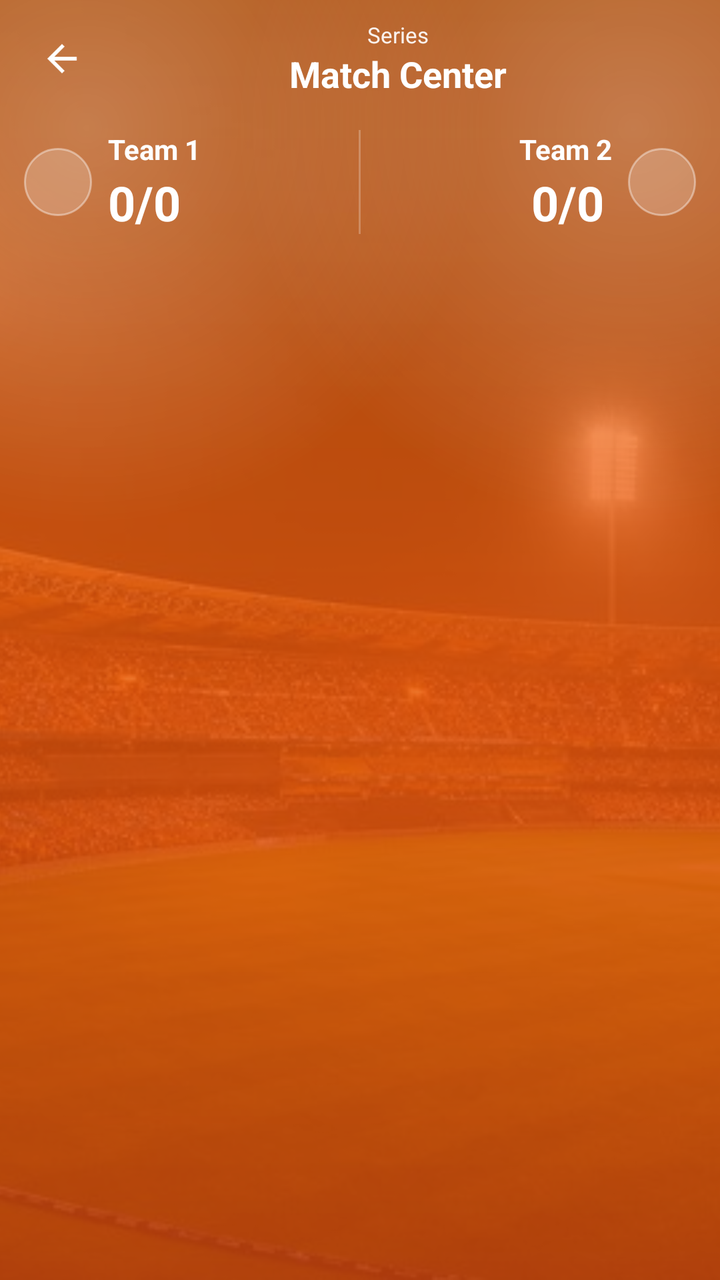
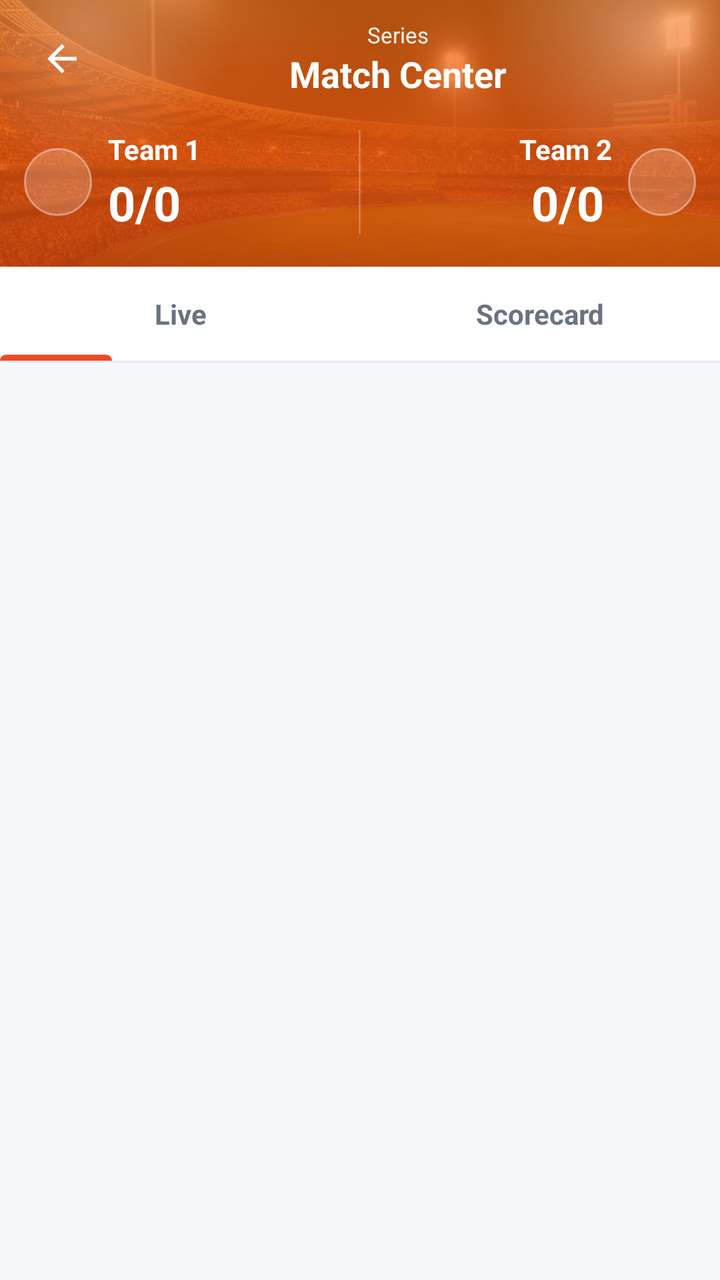

The first picture is an Android layout as it rendered before a commit; the second is the same layout after the commit. The layout source and the unified diff follow.
<!-- AndroidManifest.xml: activity theme AppTheme -->
<!-- res/layout/activity_match_center.xml -->
<?xml version="1.0" encoding="utf-8"?>
<LinearLayout xmlns:android="http://schemas.android.com/apk/res/android"
    android:id="@+id/mc_root"
    android:layout_width="match_parent"
    android:layout_height="match_parent"
    android:orientation="vertical"
    android:background="@color/cmp_surface_alt">

    
    <FrameLayout
        android:id="@+id/mc_header"
        android:layout_width="match_parent"
        android:layout_height="wrap_content">

        <ImageView
            android:id="@+id/mc_hero_bg"
            android:layout_width="match_parent"
            android:layout_height="match_parent"
            android:scaleType="centerCrop"
            android:contentDescription="@null"
            android:importantForAccessibility="no"
            android:src="@drawable/bg_cmp_stadium_photo" />

        <View
            android:layout_width="match_parent"
            android:layout_height="match_parent"
            android:background="@drawable/bg_cmp_hero_overlay" />

        <LinearLayout
            android:id="@+id/mc_header_content"
            android:layout_width="match_parent"
            android:layout_height="wrap_content"
            android:orientation="vertical"
            android:paddingStart="12dp"
            android:paddingEnd="12dp"
            android:paddingTop="10dp"
            android:paddingBottom="16dp">

        
        <LinearLayout
            android:layout_width="match_parent"
            android:layout_height="wrap_content"
            android:orientation="horizontal"
            android:gravity="center_vertical">

            <ImageView
                android:id="@+id/mc_back"
                android:layout_width="38dp"
                android:layout_height="38dp"
                android:padding="8dp"
                android:contentDescription="Back"
                android:src="@drawable/ic_arrowwhite_back" />

            <LinearLayout
                android:layout_width="0dp"
                android:layout_height="wrap_content"
                android:layout_weight="1"
                android:orientation="vertical"
                android:gravity="center">

                <TextView
                    android:id="@+id/mc_series"
                    android:layout_width="wrap_content"
                    android:layout_height="wrap_content"
                    android:maxLines="1"
                    android:ellipsize="end"
                    android:gravity="center"
                    android:text="Series"
                    android:textColor="#FFFFFF"
                    android:textSize="11sp"
                    android:alpha="0.92" />

                <TextView
                    android:id="@+id/mc_title"
                    android:layout_width="wrap_content"
                    android:layout_height="wrap_content"
                    android:maxLines="1"
                    android:ellipsize="end"
                    android:gravity="center"
                    android:text="Match Center"
                    android:textColor="#FFFFFF"
                    android:textSize="18sp"
                    android:textStyle="bold" />
            </LinearLayout>

            
            <LinearLayout
                android:id="@+id/mc_live_badge"
                android:layout_width="wrap_content"
                android:layout_height="wrap_content"
                android:orientation="horizontal"
                android:gravity="center_vertical"
                android:background="@drawable/bg_cmp_live_badge"
                android:paddingStart="8dp"
                android:paddingEnd="9dp"
                android:paddingTop="4dp"
                android:paddingBottom="4dp"
                android:visibility="gone">

                <View
                    android:layout_width="6dp"
                    android:layout_height="6dp"
                    android:layout_marginEnd="5dp"
                    android:background="@drawable/bg_cmp_live_dot" />

                <TextView
                    android:layout_width="wrap_content"
                    android:layout_height="wrap_content"
                    android:includeFontPadding="false"
                    android:letterSpacing="0.12"
                    android:text="LIVE"
                    android:textColor="#FFFFFF"
                    android:textSize="11sp"
                    android:textStyle="bold" />
            </LinearLayout>
        </LinearLayout>

        
        <LinearLayout
            android:layout_width="match_parent"
            android:layout_height="wrap_content"
            android:orientation="horizontal"
            android:gravity="center_vertical"
            android:layout_marginTop="16dp">

            
            <LinearLayout
                android:layout_width="0dp"
                android:layout_height="wrap_content"
                android:layout_weight="1"
                android:orientation="horizontal"
                android:gravity="center_vertical">

                <ImageView
                    android:id="@+id/mc_team1_flag"
                    android:layout_width="34dp"
                    android:layout_height="34dp"
                    android:layout_marginEnd="8dp"
                    android:scaleType="centerCrop"
                    android:background="@drawable/bg_cmp_flag_circle"
                    android:contentDescription="Team 1 flag" />

                <LinearLayout
                    android:layout_width="0dp"
                    android:layout_height="wrap_content"
                    android:layout_weight="1"
                    android:orientation="vertical">

                    <TextView
                        android:id="@+id/mc_team1_name"
                        android:layout_width="match_parent"
                        android:layout_height="wrap_content"
                        android:maxLines="1"
                        android:ellipsize="end"
                        android:text="Team 1"
                        android:textColor="#FFFFFF"
                        android:textSize="14sp"
                        android:textStyle="bold" />

                    <LinearLayout
                        android:layout_width="match_parent"
                        android:layout_height="wrap_content"
                        android:orientation="horizontal"
                        android:gravity="bottom"
                        android:layout_marginTop="1dp">

                        <TextView
                            android:id="@+id/mc_team1_score"
                            android:layout_width="wrap_content"
                            android:layout_height="wrap_content"
                            android:text="0/0"
                            android:textColor="#FFFFFF"
                            android:textSize="24sp"
                            android:textStyle="bold" />

                        <TextView
                            android:id="@+id/mc_team1_overs"
                            android:layout_width="wrap_content"
                            android:layout_height="wrap_content"
                            android:layout_marginStart="4dp"
                            android:layout_marginBottom="3dp"
                            android:text=""
                            android:textColor="#FFFFFF"
                            android:alpha="0.88"
                            android:textSize="13sp" />
                    </LinearLayout>

                    <TextView
                        android:id="@+id/mc_team1_rr"
                        android:layout_width="match_parent"
                        android:layout_height="wrap_content"
                        android:text=""
                        android:textColor="#FFFFFF"
                        android:alpha="0.82"
                        android:textSize="12sp"
                        android:visibility="gone" />
                </LinearLayout>
            </LinearLayout>

            
            <FrameLayout
                android:layout_width="wrap_content"
                android:layout_height="match_parent"
                android:layout_marginStart="6dp"
                android:layout_marginEnd="6dp">

                <View
                    android:layout_width="1dp"
                    android:layout_height="52dp"
                    android:layout_gravity="center_horizontal"
                    android:background="#3DFFFFFF" />

                <LinearLayout
                    android:layout_width="wrap_content"
                    android:layout_height="wrap_content"
                    android:layout_gravity="center"
                    android:orientation="vertical"
                    android:gravity="center">

                    
                    <LinearLayout
                        android:id="@+id/mc_center_live"
                        android:layout_width="wrap_content"
                        android:layout_height="wrap_content"
                        android:orientation="horizontal"
                        android:gravity="center_vertical"
                        android:background="@drawable/bg_cmp_live_center"
                        android:paddingStart="7dp"
                        android:paddingEnd="8dp"
                        android:paddingTop="3dp"
                        android:paddingBottom="3dp"
                        android:visibility="gone">

                        <View
                            android:layout_width="5dp"
                            android:layout_height="5dp"
                            android:layout_marginEnd="4dp"
                            android:background="@drawable/bg_cmp_live_dot" />

                        <TextView
                            android:layout_width="wrap_content"
                            android:layout_height="wrap_content"
                            android:includeFontPadding="false"
                            android:letterSpacing="0.12"
                            android:text="LIVE"
                            android:textColor="#FFFFFF"
                            android:textSize="10sp"
                            android:textStyle="bold" />
                    </LinearLayout>

                    <TextView
                        android:id="@+id/mc_center_sub"
                        android:layout_width="wrap_content"
                        android:layout_height="wrap_content"
                        android:layout_marginTop="3dp"
                        android:text=""
                        android:textColor="#FFFFFF"
                        android:alpha="0.9"
                        android:textSize="10sp"
                        android:textStyle="bold"
                        android:visibility="gone" />
                </LinearLayout>
            </FrameLayout>

            
            <LinearLayout
                android:layout_width="0dp"
                android:layout_height="wrap_content"
                android:layout_weight="1"
                android:orientation="horizontal"
                android:gravity="center_vertical">

                <LinearLayout
                    android:layout_width="0dp"
                    android:layout_height="wrap_content"
                    android:layout_weight="1"
                    android:orientation="vertical">

                    <TextView
                        android:id="@+id/mc_team2_name"
                        android:layout_width="match_parent"
                        android:layout_height="wrap_content"
                        android:maxLines="1"
                        android:ellipsize="end"
                        android:gravity="end"
                        android:text="Team 2"
                        android:textColor="#FFFFFF"
                        android:textSize="14sp"
                        android:textStyle="bold" />

                    <LinearLayout
                        android:layout_width="match_parent"
                        android:layout_height="wrap_content"
                        android:orientation="horizontal"
                        android:gravity="bottom|end"
                        android:layout_marginTop="1dp">

                        <TextView
                            android:id="@+id/mc_team2_score"
                            android:layout_width="wrap_content"
                            android:layout_height="wrap_content"
                            android:text="0/0"
                            android:textColor="#FFFFFF"
                            android:textSize="24sp"
                            android:textStyle="bold" />

                        <TextView
                            android:id="@+id/mc_team2_overs"
                            android:layout_width="wrap_content"
                            android:layout_height="wrap_content"
                            android:layout_marginStart="4dp"
                            android:layout_marginBottom="3dp"
                            android:text=""
                            android:textColor="#FFFFFF"
                            android:alpha="0.88"
                            android:textSize="13sp" />
                    </LinearLayout>

                    <TextView
                        android:id="@+id/mc_team2_rr"
                        android:layout_width="match_parent"
                        android:layout_height="wrap_content"
                        android:gravity="end"
                        android:text=""
                        android:textColor="#FFFFFF"
                        android:alpha="0.82"
                        android:textSize="12sp"
                        android:visibility="gone" />
                </LinearLayout>

                <ImageView
                    android:id="@+id/mc_team2_flag"
                    android:layout_width="34dp"
                    android:layout_height="34dp"
                    android:layout_marginStart="8dp"
                    android:scaleType="centerCrop"
                    android:background="@drawable/bg_cmp_flag_circle"
                    android:contentDescription="Team 2 flag" />
            </LinearLayout>
        </LinearLayout>

        
        <TextView
            android:id="@+id/mc_equation"
            android:layout_width="match_parent"
            android:layout_height="wrap_content"
            android:layout_marginTop="14dp"
            android:background="@drawable/bg_cmp_equation_pill"
            android:paddingStart="16dp"
            android:paddingEnd="16dp"
            android:paddingTop="9dp"
            android:paddingBottom="9dp"
            android:gravity="center"
            android:maxLines="2"
            android:ellipsize="end"
            android:text=""
            android:textColor="#FFFFFF"
            android:textSize="13sp"
            android:textStyle="bold"
            android:visibility="gone" />
        </LinearLayout>
    </FrameLayout>

    
    <FrameLayout
        android:id="@+id/mc_tab_bar"
        android:layout_width="match_parent"
        android:layout_height="wrap_content"
        android:background="@color/cmp_surface">

        <LinearLayout
            android:id="@+id/mc_tab_row"
            android:layout_width="match_parent"
            android:layout_height="wrap_content"
            android:orientation="horizontal">

            <TextView
                android:id="@+id/tab_live"
                android:layout_width="0dp"
                android:layout_height="wrap_content"
                android:layout_weight="1"
                android:gravity="center"
                android:paddingTop="14dp"
                android:paddingBottom="14dp"
                android:text="Live"
                android:textSize="14sp"
                android:textStyle="bold"
                android:textColor="@color/cmp_text_secondary" />

            <TextView
                android:id="@+id/tab_scorecard"
                android:layout_width="0dp"
                android:layout_height="wrap_content"
                android:layout_weight="1"
                android:gravity="center"
                android:paddingTop="14dp"
                android:paddingBottom="14dp"
                android:text="Scorecard"
                android:textSize="14sp"
                android:textStyle="bold"
                android:textColor="@color/cmp_text_secondary" />
        </LinearLayout>

        <View
            android:id="@+id/tab_indicator"
            android:layout_width="56dp"
            android:layout_height="3dp"
            android:layout_gravity="bottom|start"
            android:background="@drawable/bg_cmp_tab_indicator" />
    </FrameLayout>

    <View
        android:layout_width="match_parent"
        android:layout_height="1dp"
        android:background="@color/cmp_border" />

    <ScrollView
        android:id="@+id/mc_scroll"
        android:layout_width="match_parent"
        android:layout_height="0dp"
        android:layout_weight="1"
        android:clipToPadding="false"
        android:fillViewport="true">

        <FrameLayout
            android:id="@+id/mc_tab_content"
            android:layout_width="match_parent"
            android:layout_height="wrap_content"
            android:clipChildren="false"
            android:paddingStart="12dp"
            android:paddingEnd="12dp"
            android:paddingTop="12dp"
            android:paddingBottom="16dp">

            
            <LinearLayout
                android:id="@+id/content_live"
                android:layout_width="match_parent"
                android:layout_height="wrap_content"
                android:orientation="vertical">

                <LinearLayout
                    android:id="@+id/live_dynamic"
                    android:layout_width="match_parent"
                    android:layout_height="wrap_content"
                    android:orientation="vertical" />
            </LinearLayout>

            
            <LinearLayout
                android:id="@+id/content_scorecard"
                android:layout_width="match_parent"
                android:layout_height="wrap_content"
                android:orientation="vertical"
                android:visibility="gone" />

            
            <LinearLayout
                android:id="@+id/content_placeholder"
                android:layout_width="match_parent"
                android:layout_height="wrap_content"
                android:orientation="vertical"
                android:gravity="center_horizontal"
                android:paddingTop="48dp"
                android:visibility="gone">

                <ImageView
                    android:layout_width="48dp"
                    android:layout_height="48dp"
                    android:alpha="0.5"
                    android:src="@drawable/ic_cmp_expand"
                    android:tint="@color/cmp_text_secondary" />

                <TextView
                    android:id="@+id/placeholder_title"
                    android:layout_width="wrap_content"
                    android:layout_height="wrap_content"
                    android:layout_marginTop="12dp"
                    android:text="Scorecard"
                    android:textColor="@color/cmp_text_primary"
                    android:textSize="16sp"
                    android:textStyle="bold" />

                <TextView
                    android:id="@+id/placeholder_message"
                    android:layout_width="match_parent"
                    android:layout_height="wrap_content"
                    android:layout_marginTop="6dp"
                    android:gravity="center"
                    android:text="Detailed data will appear here once available for this match."
                    android:textColor="@color/cmp_text_secondary"
                    android:textSize="13sp" />
            </LinearLayout>
        </FrameLayout>
    </ScrollView>
</LinearLayout>
<!-- resources referenced by this layout -->
<resources>
  <color name="cmp_border">#E5E7EB</color>
  <color name="cmp_surface">#FFFFFF</color>
  <color name="cmp_surface_alt">#F5F7FB</color>
  <color name="cmp_text_primary">#111827</color>
  <color name="cmp_text_secondary">#6B7280</color>
  <!-- drawable bg_cmp_equation_pill (drawable) -->
  <?xml version="1.0" encoding="utf-8"?>
  <shape xmlns:android="http://schemas.android.com/apk/res/android" android:shape="rectangle">
      <solid android:color="#26FFFFFF" />
      <corners android:radius="22dp" />
      <stroke android:width="1dp" android:color="#33FFFFFF" />
  </shape>
  <!-- drawable bg_cmp_flag_circle (drawable) -->
  <?xml version="1.0" encoding="utf-8"?>
  <shape xmlns:android="http://schemas.android.com/apk/res/android"
      android:shape="oval">
      <solid android:color="#33FFFFFF" />
      <stroke
          android:width="1dp"
          android:color="#66FFFFFF" />
  </shape>
  <!-- drawable bg_cmp_live_badge (drawable) -->
  <?xml version="1.0" encoding="utf-8"?>
  <shape xmlns:android="http://schemas.android.com/apk/res/android"
      android:shape="rectangle">
      <solid android:color="@color/cmp_live_red" />
      <corners android:radius="999dp" />
  </shape>
  <!-- drawable bg_cmp_live_center (drawable) -->
  <?xml version="1.0" encoding="utf-8"?>
  <shape xmlns:android="http://schemas.android.com/apk/res/android"
      android:shape="rectangle">
      <solid android:color="@color/cmp_live_red" />
      <corners android:radius="999dp" />
  </shape>
  <!-- drawable bg_cmp_live_dot (drawable) -->
  <?xml version="1.0" encoding="utf-8"?>
  <shape xmlns:android="http://schemas.android.com/apk/res/android"
      android:shape="oval">
      <solid android:color="#FFFFFF" />
      <size
          android:width="6dp"
          android:height="6dp" />
  </shape>
  <!-- drawable bg_cmp_tab_indicator (drawable) -->
  <?xml version="1.0" encoding="utf-8"?>
  <shape xmlns:android="http://schemas.android.com/apk/res/android" android:shape="rectangle">
      <solid android:color="@color/cmp_brand_orange" />
      <corners
          android:topLeftRadius="3dp"
          android:topRightRadius="3dp" />
  </shape>
  <!-- drawable ic_arrowwhite_back (drawable) -->
  <vector android:height="24dp" android:tint="#FFFFFF"
      android:viewportHeight="24.0" android:viewportWidth="24.0"
      android:width="24dp" xmlns:android="http://schemas.android.com/apk/res/android">
      <path android:fillColor="#FFFFFF" android:pathData="M20,11H7.83l5.59,-5.59L12,4l-8,8 8,8 1.41,-1.41L7.83,13H20v-2z"/>
  </vector>
  <!-- drawable ic_cmp_expand (drawable) -->
  <vector xmlns:android="http://schemas.android.com/apk/res/android"
      android:width="20dp"
      android:height="20dp"
      android:viewportWidth="24"
      android:viewportHeight="24"
      android:tint="#FFFFFF">
      <path
          android:fillColor="#FFFFFF"
          android:pathData="M7,14L5,14v5h5v-2L7,17v-3zM5,10h2L7,7h3L10,5L5,5v5zM17,17h-3v2h5v-5h-2v3zM14,5v2h3v3h2L19,5h-5z" />
  </vector>
  <color name="cmp_live_red">#E11900</color>
  <color name="cmp_brand_orange">#EF4923</color>
  <color name="brand_orange">#EF4923</color>
  <color name="whitewithblack">#FFFFFF</color>
  <color name="text_color_primary">#000000</color>
  <color name="colorTextSecondary">#656565</color>
  <color name="whitesren">#E4E4E4</color>
  <!-- unchanged entries left out for length: 3 -->
</resources>

<!-- the commit's change to res/layout/activity_match_center.xml (unified diff, before → after) -->
@@ -7,7 +7,7 @@
     android:background="@color/cmp_surface_alt">
 
     
-    <FrameLayout
+    <RelativeLayout
         android:id="@+id/mc_header"
         android:layout_width="match_parent"
         android:layout_height="wrap_content">
@@ -15,7 +15,11 @@
         <ImageView
             android:id="@+id/mc_hero_bg"
             android:layout_width="match_parent"
-            android:layout_height="match_parent"
+            android:layout_height="0dp"
+            android:layout_alignTop="@id/mc_header_content"
+            android:layout_alignBottom="@id/mc_header_content"
+            android:layout_alignParentStart="true"
+            android:layout_alignParentEnd="true"
             android:scaleType="centerCrop"
             android:contentDescription="@null"
             android:importantForAccessibility="no"
@@ -23,8 +27,13 @@
 
         <View
             android:layout_width="match_parent"
-            android:layout_height="match_parent"
-            android:background="@drawable/bg_cmp_hero_overlay" />
+            android:layout_height="0dp"
+            android:layout_alignTop="@id/mc_header_content"
+            android:layout_alignBottom="@id/mc_header_content"
+            android:layout_alignParentStart="true"
+            android:layout_alignParentEnd="true"
+            android:background="@drawable/bg_cmp_hero_overlay"
+            android:importantForAccessibility="no" />
 
         <LinearLayout
             android:id="@+id/mc_header_content"
@@ -359,7 +368,7 @@
             android:textStyle="bold"
             android:visibility="gone" />
         </LinearLayout>
-    </FrameLayout>
+    </RelativeLayout>
 
     
     <FrameLayout
